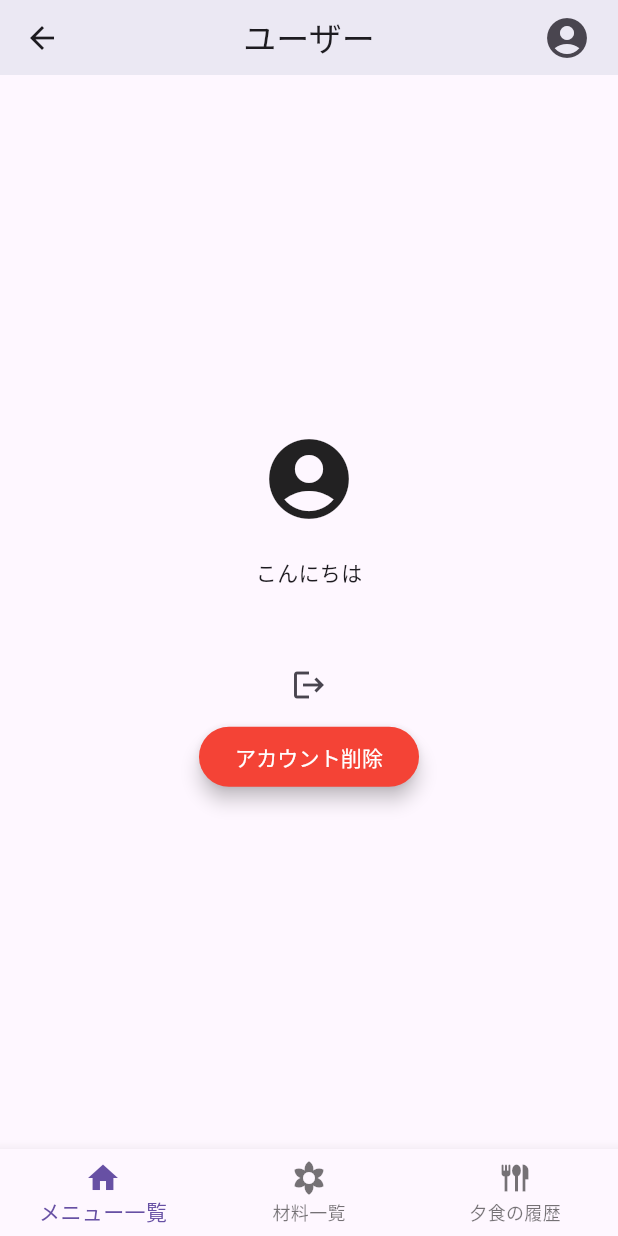
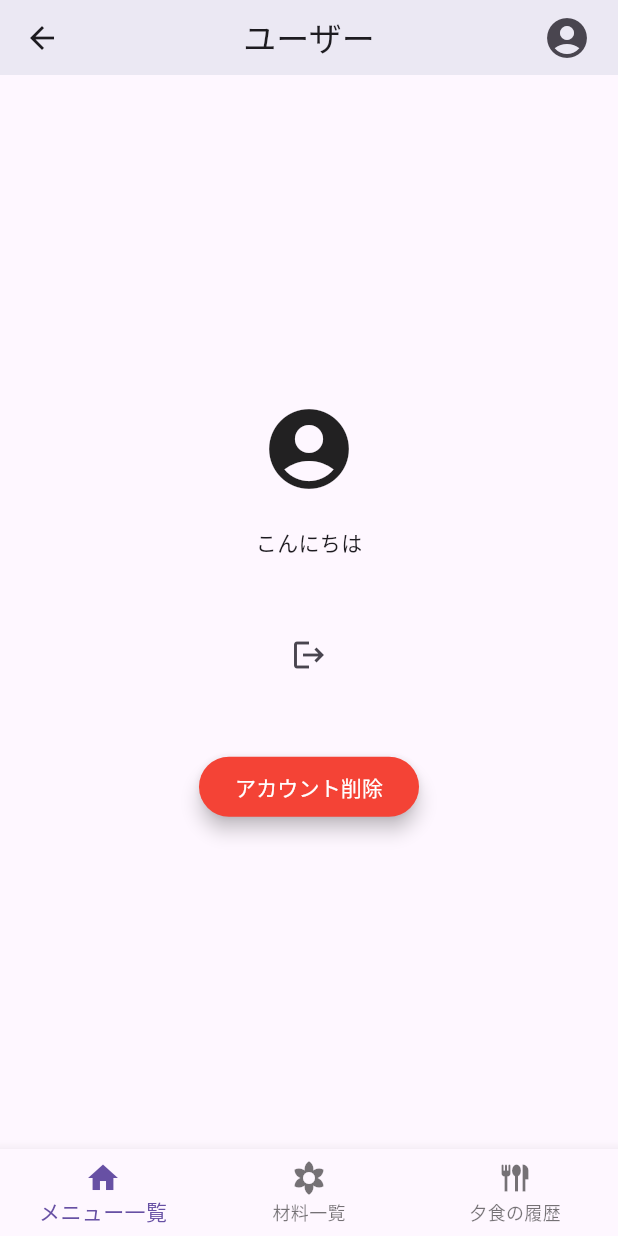
Before and after one commit to maki1125/menu, a Flutter app: the screen it shows once a user with an empty profile is signed in, after a tap on the "account circle" icon, on a phone screen of 412 x 824 dp. Run offline on Flutter 3.47's test engine with Material 3 defaults, Android fonts, the phone set to English and light mode, and no system bars; our stand-ins replace cached_network_image, cloud_firestore, firebase_auth, firebase_core, firebase_storage, flutter_riverpod and 5 more; accounts and stored records are empty; network calls fail; project files that could hold a hidden picture were left out.

Commit message:
k_33_acountDelete

```diff
--- a/menu/lib/login/view/login_screen.dart
+++ b/menu/lib/login/view/login_screen.dart
@@ -114,6 +114,7 @@ class _UserAuthentication extends ConsumerState<UserAuthentication>
             },
             icon: const Icon(Icons.logout),
           ),
+          const SizedBox(height: 40,),
 
           //アカウント削除のボタン--------------------
           ElevatedButton(//影ありボタン
```
Also changed, not shown: 1 other file.
